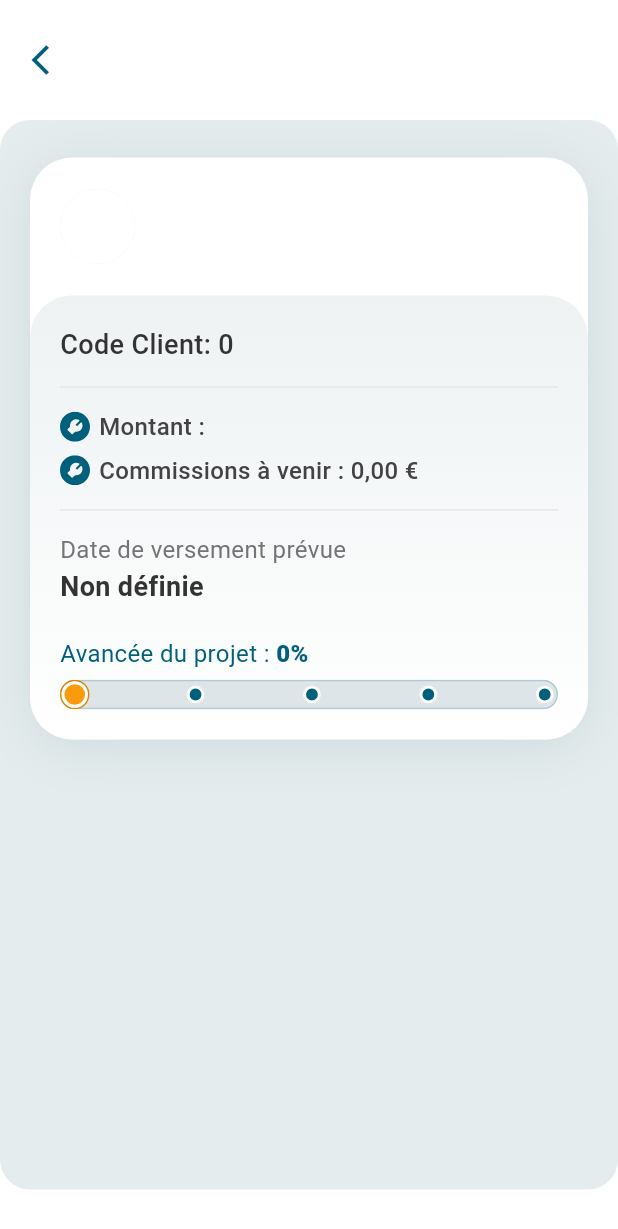
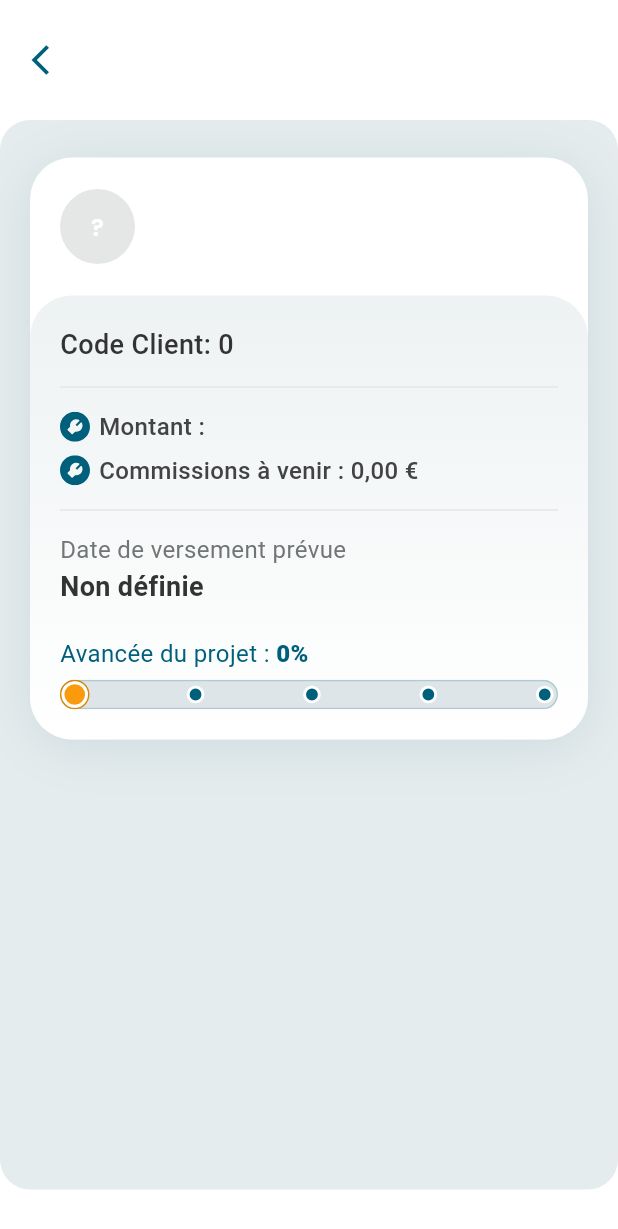
Before and after one commit to tdavray/quali-prevention-app, a Flutter app: the CommissionDetailPage screen opened by its route, on a phone screen of 412 x 824 dp. Shown: the top 1229 px of the screen. Run offline on Flutter 3.47's test engine with Material 3 defaults, Android fonts, the phone set to English and light mode, and no system bars; our stand-ins replace accordion, fl_chart, flutter_secure_storage, flutter_svg, fluttertoast, google_fonts; missing offline and left inert: onesignal_flutter; accounts and stored records are empty.

Commit message:
feat: multiple retours

```diff
--- a/lib/common/model/client_model.dart
+++ b/lib/common/model/client_model.dart
@@ -9,7 +9,8 @@ class Client {
   String? consomationAnuelle;
   String? credits;
   num? commission;
-  String? dateInstallation;
+    String? rdvSubventionAt;
+    String? estimatedPaymentDate;
   int? projectAdvancement;
   String? montant;
   String? formation;
@@ -25,7 +26,8 @@ class Client {
     required this.consomationAnuelle,
     this.credits,
     required this.commission,
-    this.dateInstallation,
+        this.rdvSubventionAt,
+        this.estimatedPaymentDate,
     required this.projectAdvancement,
     this.montant,
     this.formation,
@@ -56,9 +58,13 @@ class Client {
       commission: json['commission'] is num
           ? json['commission'] as num
           : num.tryParse(json['commission']?.toString() ?? ''),
-      dateInstallation: (json['date_installation']?.toString().isEmpty ?? true)
+      rdvSubventionAt: (json['rdv_subvention_at']?.toString().isEmpty ?? true)
           ? null
-          : json['date_installation'].toString(),
+          : json['rdv_subvention_at'].toString(),
+      estimatedPaymentDate:
+          (json['estimated_payment_date']?.toString().isEmpty ?? true)
+              ? null
+              : json['estimated_payment_date'].toString(),
       projectAdvancement: json['project_advancement'] is int
           ? json['project_advancement'] as int
           : int.tryParse(json['project_advancement']?.toString() ?? ''),
--- a/lib/ui/main/2_commissions/commission_detail_page.dart
+++ b/lib/ui/main/2_commissions/commission_detail_page.dart
@@ -98,14 +98,19 @@ class _CommissionDetailPageState extends State<CommissionDetailPage> {
                         crossAxisAlignment: WrapCrossAlignment.center,
                         children: [
                           CircleAvatar(
-                            backgroundImage: client?.picture != null &&
-                                    client!.picture.isNotEmpty
-                                ? NetworkImage(
-                                    '${AppConstants.apiBaseUrl}${client!.picture}')
-                                : const AssetImage(
-                                        'assets/placeholder-white.png')
-                                    as ImageProvider,
-                            backgroundColor: grey,
+                            backgroundImage: null,
+                            backgroundColor:
+                                _statusColor(client?.statutName ?? ''),
+                            child: Text(
+                              _initials(
+                                client?.firstName ?? '',
+                                client?.lastName ?? '',
+                              ),
+                              style: GoogleFonts.poppins(
+                                color: white,
+                                fontWeight: FontWeight.w600,
+                              ),
+                            ),
                             radius: 25,
                           ),
                           Column(
@@ -240,9 +245,11 @@ class _CommissionDetailPageState extends State<CommissionDetailPage> {
                             ),
                           ),
                           Text(
-                            client!.dateInstallation == null
+                            client!.estimatedPaymentDate == null
                                 ? 'Non définie'
-                                : formatDateTime(client!.dateInstallation!),
+                                : formatDateTime(
+                                    client!.estimatedPaymentDate!,
+                                  ),
                             style: TextStyle(
                               color: textBlack,
                               fontSize: 18,
@@ -283,4 +290,45 @@ class _CommissionDetailPageState extends State<CommissionDetailPage> {
       ),
     );
   }
+
+  Color _statusColor(String status) {
+    final normalized = status.toLowerCase();
+
+    if (normalized.contains('prospect')) {
+      return secondary;
+    }
+
+    if (normalized.contains('payé') || normalized.contains('paye')) {
+      return const Color(0xFF7FAF00);
+    }
+
+    if (normalized.contains('abandon') ||
+        normalized.contains('refus') ||
+        normalized.contains('annul') ||
+        normalized.contains('non éligible') ||
+        normalized.contains('non-eligible')) {
+      return Colors.red;
+    }
+
+    if (normalized.contains('signé') ||
+        normalized.contains('signe') ||
+        normalized.contains('déposé') ||
+        normalized.contains('depose') ||
+        normalized.contains('en cours')) {
+      return const Color(0xFFF99B0C);
+    }
+
+    return grey;
+  }
+
+  String _initials(String firstName, String lastName) {
+    final first = firstName.trim().isNotEmpty
+        ? firstName.trim().characters.first
+        : '';
+    final last = lastName.trim().isNotEmpty
+        ? lastName.trim().characters.first
+        : '';
+    final initials = '$first$last'.trim();
+    return initials.isEmpty ? '?' : initials.toUpperCase();
+  }
 }
--- a/lib/ui/main/navigation_page.dart
+++ b/lib/ui/main/navigation_page.dart
@@ -142,7 +142,7 @@ class _NavigationPageState extends State<NavigationPage> {
           ),
           Positioned(
             left: MediaQuery.of(context).size.width / 2 - 22,
-            bottom: 80 + bottomInset,
+            bottom: 60 + bottomInset,
             child: FloatingActionButton(
               key: floatingButtonKey,
               onPressed: () async {
```
Also changed, not shown: lib/services/prospect_service.dart (+62 -10 lines), lib/services/user_service.dart (+18 -0 lines), lib/ui/main/2_commissions/commissions_page.dart (+75 -13 lines), lib/ui/main/3_prospect/new_prospect_page.dart (+20 -13 lines), lib/ui/main/5_products/product_detail_page.dart (+60 -14 lines).
